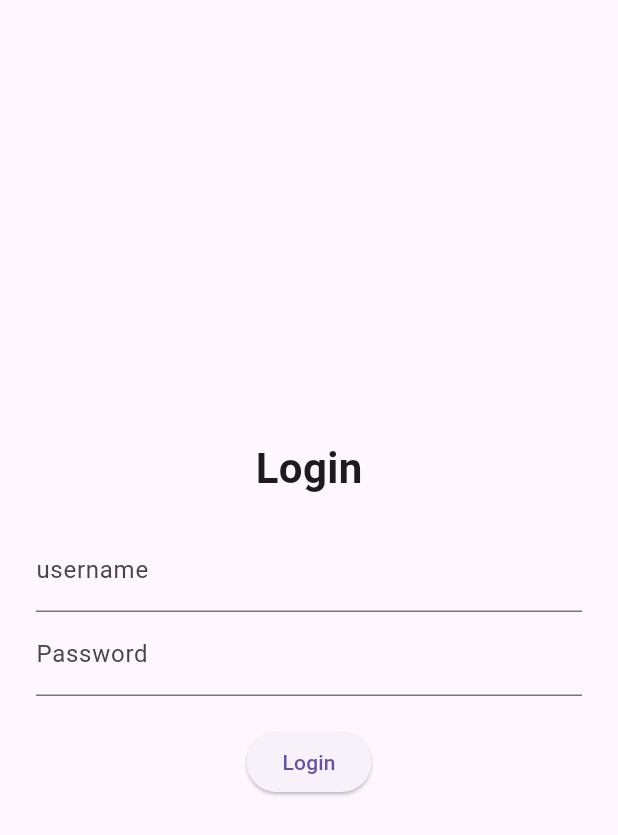
After one commit to arjunhanswal/quick-attendance-app, a Flutter app: the screen it shows after launch, on a phone screen of 412 x 824 dp. The commit adds this screen. Shown: the top 835 px of the screen. Run offline on Flutter 3.47's test engine with Material 3 defaults, Android fonts, the phone set to English and light mode, and no system bars; our stand-ins replace hive, hive_flutter, supabase_flutter; accounts and stored records are empty.

Commit message:
update code verel

```diff
--- a/lib/main.dart
+++ b/lib/main.dart
@@ -1,3 +1,53 @@
+// import 'package:flutter/material.dart';
+// import 'package:hive_flutter/hive_flutter.dart';
+// import 'package:supabase_flutter/supabase_flutter.dart';
+
+// import 'models/user.dart';
+// import 'models/attendance.dart';
+// import 'pages/homepage.dart';
+// import 'pages/attendance_page.dart';
+// import 'pages/report_page.dart';
+// import 'pages/add_user_page.dart';
+// import 'pages/user_list_page.dart';
+// import 'utils/hive_boxes.dart';
+// import 'pages/setting.dart';
+// import 'pages/department_page.dart';
+
+// Future<void> main() async {
+//   WidgetsFlutterBinding.ensureInitialized();
+
+//   // ✅ Initialize Supabase
+//   await Supabase.initialize(
+//     url: 'https://iqvufhewqgddohvhywlg.supabase.co',
+//     anonKey:
+//         'eyJhbGciOiJIUzI1NiIsInR5cCI6IkpXVCJ9.eyJpc3MiOiJzdXBhYmFzZSIsInJlZiI6ImlxdnVmaGV3cWdkZG9odmh5d2xnIiwicm9sZSI6ImFub24iLCJpYXQiOjE3NTY1MjU3NTUsImV4cCI6MjA3MjEwMTc1NX0.hjLs1c2iyC25xsz6z74wkdDOkj6Y-HeBtRPxgZPI2EE',
+//   );
+
+//   // ✅ Initialize Hive
+//   await Hive.initFlutter();
+
+//   Hive.registerAdapter(UserModelAdapter());
+//   Hive.registerAdapter(AttendanceModelAdapter());
+
+//   await Hive.openBox<UserModel>(Boxes.userBox);
+//   await Hive.openBox<AttendanceModel>(Boxes.attendanceBox);
+//   await Hive.openBox<String>(Boxes.departmentBox);
+
+//   // ✅ Run App
+//   runApp(MaterialApp(
+//     debugShowCheckedModeBanner: false,
+//     initialRoute: '/',
+//     routes: {
+//       '/': (context) => HomePage(), // Bottom Nav with Dashboard
+//       '/attendance': (context) => AttendancePage(),
+//       '/report': (context) => ReportPage(),
+//       '/add-user': (context) => AddUserPage(),
+//       '/user-list': (context) => UserListPage(),
+//       '/settings': (context) => const SettingsPage(),
+//       '/departments': (context) => DepartmentPage(),
+//     },
+//   ));
+// }
 import 'package:flutter/material.dart';
 import 'package:hive_flutter/hive_flutter.dart';
 import 'package:supabase_flutter/supabase_flutter.dart';
@@ -12,6 +62,7 @@ import 'pages/user_list_page.dart';
 import 'utils/hive_boxes.dart';
 import 'pages/setting.dart';
 import 'pages/department_page.dart';
+import 'pages/loginpage.dart'; // ✅ New
 
 Future<void> main() async {
   WidgetsFlutterBinding.ensureInitialized();
@@ -25,7 +76,6 @@ Future<void> main() async {
 
   // ✅ Initialize Hive
   await Hive.initFlutter();
-
   Hive.registerAdapter(UserModelAdapter());
   Hive.registerAdapter(AttendanceModelAdapter());
 
@@ -33,12 +83,16 @@ Future<void> main() async {
   await Hive.openBox<AttendanceModel>(Boxes.attendanceBox);
   await Hive.openBox<String>(Boxes.departmentBox);
 
+  final supabase = Supabase.instance.client;
+  final session = supabase.auth.currentSession;
+
   // ✅ Run App
   runApp(MaterialApp(
     debugShowCheckedModeBanner: false,
-    initialRoute: '/',
+    initialRoute: session == null ? '/login' : '/', // ✅ check login
     routes: {
-      '/': (context) => HomePage(), // Bottom Nav with Dashboard
+      '/': (context) => HomePage(),
+      '/login': (context) => LoginPage(),
       '/attendance': (context) => AttendancePage(),
       '/report': (context) => ReportPage(),
       '/add-user': (context) => AddUserPage(),
--- /dev/null
+++ b/lib/pages/LoginPage.dart
@@ -0,0 +1,128 @@
+import 'package:flutter/material.dart';
+import 'package:supabase_flutter/supabase_flutter.dart';
+
+class LoginPage extends StatefulWidget {
+  @override
+  _LoginPageState createState() => _LoginPageState();
+}
+
+class _LoginPageState extends State<LoginPage> {
+  final _emailController = TextEditingController();
+  final _passwordController = TextEditingController();
+  bool _loading = false;
+
+  // Future<void> _login() async {
+  //   setState(() => _loading = true);
+
+  //   try {
+  //     final supabase = Supabase.instance.client;
+  //     final response = await supabase.auth.signInWithPassword(
+  //       email: _emailController.text.trim(),
+  //       password: _passwordController.text.trim(),
+  //     );
+
+  //     if (response.session != null && response.user != null) {
+  //       // ✅ Login successful
+  //       Navigator.pushReplacementNamed(context, '/');
+  //     } else {
+  //       ScaffoldMessenger.of(context).showSnackBar(
+  //         SnackBar(content: Text("Invalid email or password")),
+  //       );
+  //     }
+  //   } on AuthException catch (e) {
+  //     // ✅ Handles Supabase specific auth errors
+  //     ScaffoldMessenger.of(context).showSnackBar(
+  //       SnackBar(content: Text("Auth Error: ${e.message}")),
+  //     );
+  //   } catch (e) {
+  //     // ✅ Handles all other errors
+  //     ScaffoldMessenger.of(context).showSnackBar(
+  //       SnackBar(content: Text("Unexpected Error: $e")),
+  //     );
+  //   } finally {
+  //     setState(() => _loading = false);
+  //   }
+  // }
+  // Future<void> _login() async {
+  //   setState(() => _loading = true);
+
+  //   const validEmail = "admin";
+  //   const validPassword = "123@admin";
+
+  //   if (_emailController.text.trim() == validEmail &&
+  //       _passwordController.text.trim() == validPassword) {
+  //     Navigator.pushReplacementNamed(context, '/');
+  //   } else {
+  //     ScaffoldMessenger.of(context).showSnackBar(
+  //       SnackBar(content: Text("Invalid credentials")),
+  //     );
+  //   }
+
+  //   setState(() => _loading = false);
+  // }
+  Future<void> _login() async {
+    setState(() => _loading = true);
+
+    try {
+      final supabase = Supabase.instance.client;
+
+      final response = await supabase
+          .from('login')
+          .select()
+          .eq('username', _emailController.text.trim())
+          .eq('password', _passwordController.text.trim())
+          .maybeSingle();
+
+      if (response != null) {
+        // ✅ Successful login
+        Navigator.pushReplacementNamed(context, '/');
+      } else {
+        // ❌ Invalid login
+        ScaffoldMessenger.of(context).showSnackBar(
+          const SnackBar(content: Text("Invalid credentials")),
+        );
+      }
+    } catch (e) {
+      ScaffoldMessenger.of(context).showSnackBar(
+        SnackBar(content: Text("Error: $e")),
+      );
+    } finally {
+      setState(() => _loading = false);
+    }
+  }
+
+  @override
+  Widget build(BuildContext context) {
+    return Scaffold(
+      body: Center(
+        child: Padding(
+          padding: const EdgeInsets.all(24.0),
+          child: Column(
+            mainAxisAlignment: MainAxisAlignment.center,
+            children: [
+              Text("Login",
+                  style: TextStyle(fontSize: 28, fontWeight: FontWeight.bold)),
+              SizedBox(height: 20),
+              TextField(
+                controller: _emailController,
+                decoration: InputDecoration(labelText: "username"),
+              ),
+              TextField(
+                controller: _passwordController,
+                decoration: InputDecoration(labelText: "Password"),
+                obscureText: true,
+              ),
+              SizedBox(height: 20),
+              _loading
+                  ? CircularProgressIndicator()
+                  : ElevatedButton(
+                      onPressed: _login,
+                      child: Text("Login"),
+                    ),
+            ],
+          ),
+        ),
+      ),
+    );
+  }
+}
--- a/lib/pages/attendance_page.dart
+++ b/lib/pages/attendance_page.dart
@@ -381,6 +381,7 @@ class _AttendancePageState extends State<AttendancePage>
     return Scaffold(
       appBar: AppBar(
         title: const Text('Attendance'),
+        automaticallyImplyLeading: false,
         bottom: TabBar(
           controller: _tabController,
           tabs: const [
--- a/lib/pages/dashboard_page.dart
+++ b/lib/pages/dashboard_page.dart
@@ -252,6 +252,7 @@ class _DashboardPageState extends State<DashboardPage> {
     return Scaffold(
       appBar: AppBar(
         title: const Text("Dashboard"),
+        automaticallyImplyLeading: false,
         actions: [
           IconButton(
             icon: const Icon(Icons.refresh),
--- a/lib/pages/report_page.dart
+++ b/lib/pages/report_page.dart
@@ -215,6 +215,7 @@ class ReportPage extends StatelessWidget {
     return Scaffold(
       appBar: AppBar(
         title: const Text('Coming Soon'),
+        automaticallyImplyLeading: false,
       ),
       body: Center(
         child: Column(
```
